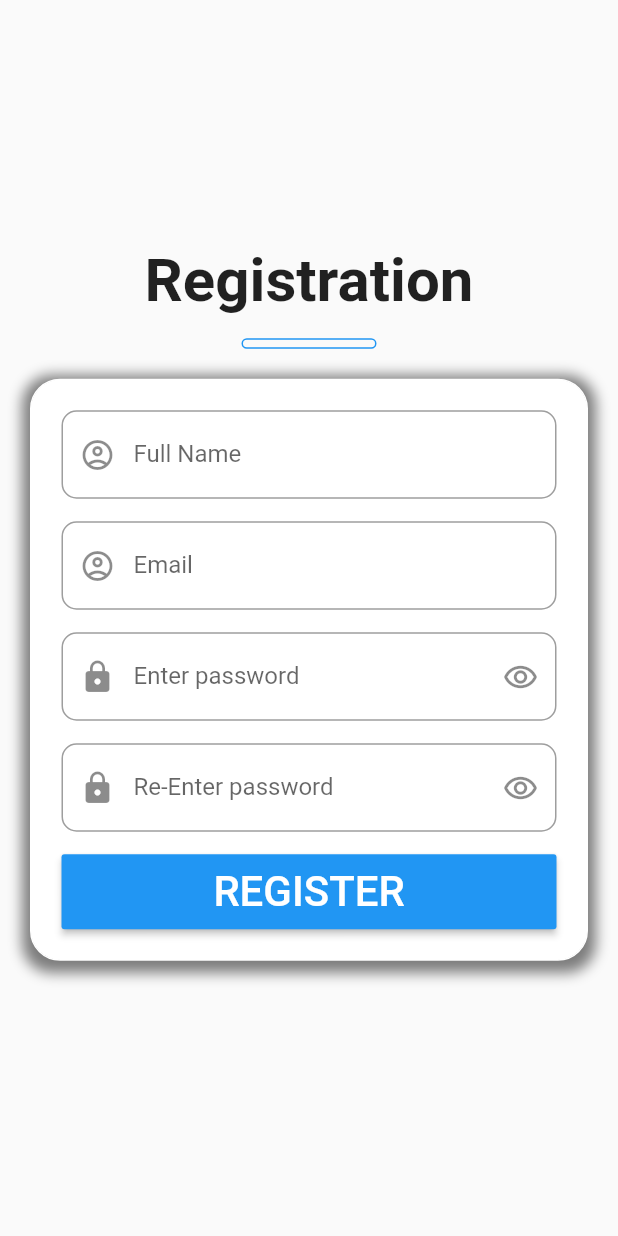
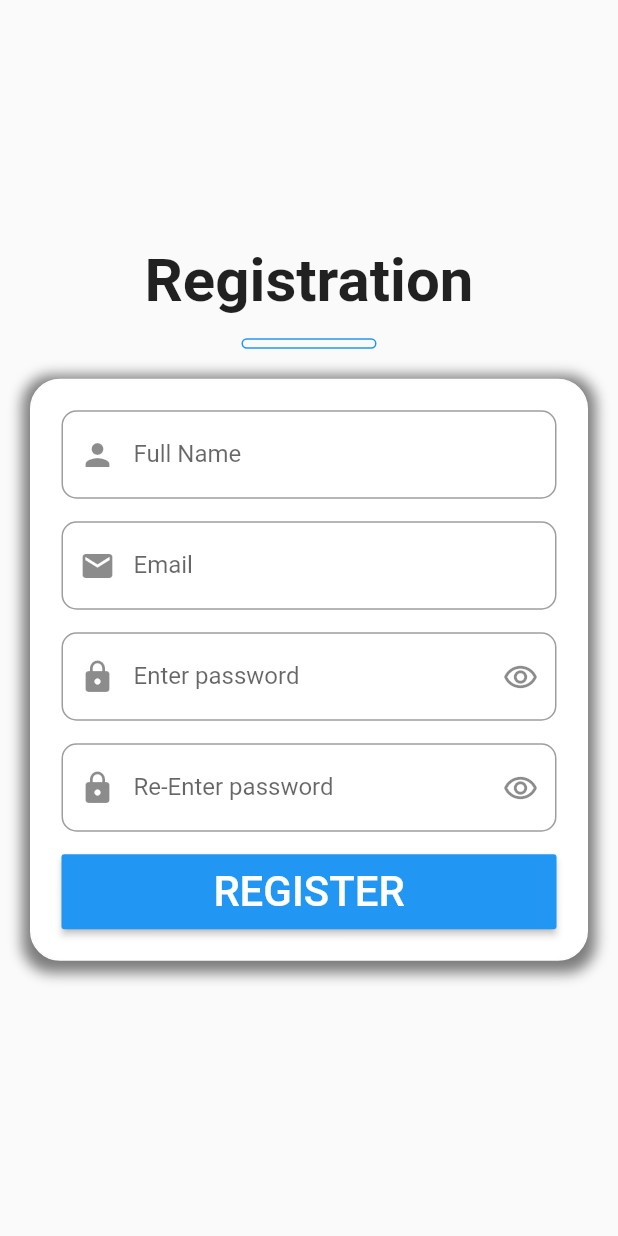
Before and after one commit to AbaNouBHaNi0/avaEvramapp, a Flutter app: the Registration screen opened directly, on a phone screen of 412 x 824 dp. Run offline on Flutter 3.47's test engine with Material 2 defaults, Android fonts, the light colour scheme and no system bars; our stand-ins replace animated_text_kit, cloud_firestore, firebase_auth, firebase_core, get, get_storage and 1 more; accounts and stored records are empty; Roboto replaces fonts that are missing (Timesnewroman).

```diff
--- a/lib/Helper/binding.dart
+++ b/lib/Helper/binding.dart
@@ -1,12 +1,14 @@
 import 'package:auth_with_get/ViewModels/AuthViewModel.dart';
-import 'package:auth_with_get/ViewModels/FireStoreViewModel.dart';
+import 'package:auth_with_get/ViewModels/addUserviewMoudel.dart';
+import 'package:auth_with_get/ViewModels/deleteUserviewModel.dart';
 import 'package:get/get.dart';
 
 class binding extends Bindings{
   @override
   void dependencies() {
    Get.lazyPut(() => AuthViewModel());
-   Get.lazyPut(() => FireStoreViewModel());
+   Get.lazyPut(() => addUserviewModel());
+   Get.lazyPut(() => deleteUserviewModel());
   }
 
 }
--- a/lib/Shared/Components.dart
+++ b/lib/Shared/Components.dart
@@ -1,27 +1,25 @@
 import 'package:flutter/material.dart';
 
 class TEXTINPUTE extends StatelessWidget {
-   TEXTINPUTE({Key? key,   this.Controller, this.Hint, this.Validator , this.textDirection , this.textAlign}) : super(key: key);
+   TEXTINPUTE({Key? key,   this.icon ,required this.keyBoard ,this.Controller, this.Hint, this.Validator , this.textDirection , this.textAlign}) : super(key: key);
 final Controller;
 final Hint;
 final Validator;
 TextDirection? textDirection = TextDirection.ltr;
 TextAlign? textAlign = TextAlign.left;
+IconData? icon = Icons.account_circle_outlined;
+TextInputType keyBoard = TextInputType.emailAddress;
   @override
   Widget build(BuildContext context) {
     return TextFormField(
-
-
       textAlign: textAlign!,
       textDirection: textDirection,
       controller: Controller,
       validator: Validator,
-      keyboardType: TextInputType.emailAddress,
-
+      keyboardType: keyBoard,
       decoration: InputDecoration(
-        prefixIcon: Icon(Icons.account_circle_outlined),
+        prefixIcon: Icon(icon),
         labelText: "$Hint",
-        //icon: Icon(Icons.account_circle_outlined),
         fillColor: Colors.white,
         border: OutlineInputBorder(
           borderRadius: BorderRadius.circular(10),
@@ -57,3 +55,11 @@ Shadow(color)
     offset: const Offset(0, 3), // changes position of shadow
   );
 }
+
+textStyle()
+{
+  return  TextStyle(
+      color: Colors.white,
+      fontSize: 28,
+      fontFamily: "Timesnewroman");
+}
--- a/lib/ViewModels/AuthViewModel.dart
+++ b/lib/ViewModels/AuthViewModel.dart
@@ -10,6 +10,7 @@ import 'package:google_sign_in/google_sign_in.dart';
 final box = GetStorage();
 class AuthViewModel extends GetxController
 {
+  var isPasswordhidden = true.obs;
   GoogleSignIn Inst = GoogleSignIn(scopes: ['email']);
   FirebaseAuth auth = FirebaseAuth.instance;
 
--- a/lib/Views/Content/Golden_badge.dart
+++ b/lib/Views/Content/Golden_badge.dart
@@ -5,6 +5,6 @@ class goldenBadge extends StatelessWidget {
 
   @override
   Widget build(BuildContext context) {
-    return Scaffold(body: Center(child: Text('goldenBadge')),);
+    return const Scaffold(body: Center(child: Text('goldenBadge')),);
   }
 }
--- a/lib/Views/Content/Weakly_Attendance.dart
+++ b/lib/Views/Content/Weakly_Attendance.dart
@@ -5,6 +5,6 @@ class Weakly_Attendace extends StatelessWidget {
 
   @override
   Widget build(BuildContext context) {
-    return Scaffold(body: Center(child: Text(('Weakly_Attendace'),)),);
+    return const Scaffold(body: Center(child: Text(('Weakly_Attendace'),)),);
   }
 }
--- a/lib/Views/authViews/Registration.dart
+++ b/lib/Views/authViews/Registration.dart
@@ -1,6 +1,7 @@
 import 'package:auth_with_get/Shared/Components.dart';
 import 'package:auth_with_get/Views/authViews/loginPage.dart';
 import 'package:flutter/material.dart';
+import 'package:get/get.dart';
 import 'package:get/get_state_manager/src/simple/get_view.dart';
 import '../../ViewModels/AuthViewModel.dart';
 
@@ -58,6 +59,8 @@ class Registration extends GetWidget<AuthViewModel> {
                     child: Column(
                       children: [
                         TEXTINPUTE(
+                          icon: Icons.person,
+                          keyBoard: TextInputType.text,
                           Controller: fullname,
                           textAlign: TextAlign.left,
                           Hint: "Full Name",
@@ -72,6 +75,8 @@ class Registration extends GetWidget<AuthViewModel> {
                           height: 15,
                         ),
                         TEXTINPUTE(
+                          icon: Icons.email,
+                          keyBoard: TextInputType.emailAddress,
                           Controller: emailController,
                           textAlign: TextAlign.left,
                           Hint: "Email",
@@ -85,6 +90,7 @@ class Registration extends GetWidget<AuthViewModel> {
                         const SizedBox(
                           height: 15,
                         ),
+                        Obx(()=>
                            TextFormField(
                             controller: passwordController,
                             validator: (value) {
@@ -95,7 +101,7 @@ class Registration extends GetWidget<AuthViewModel> {
                             },
                             keyboardType: TextInputType.visiblePassword,
                             obscuringCharacter: "*",
-                          obscureText: hide,
+                            obscureText: controller.isPasswordhidden.value,
                             enableSuggestions: false,
                             autocorrect: false,
                             decoration: InputDecoration(
@@ -103,13 +109,8 @@ class Registration extends GetWidget<AuthViewModel> {
                               suffixIcon: IconButton(
                                 icon: const Icon(Icons.remove_red_eye_outlined),
                                 onPressed: () {
-                                // setState(() {
-                                //   if (hide == true) {
-                                //     hide = false;
-                                //   } else {
-                                //     hide = true;
-                                //   }
-                                // });
+                                  controller.isPasswordhidden.value=
+                                  !controller.isPasswordhidden.value;
                                 },
                               ),
                               labelText: "Enter password",
@@ -123,9 +124,11 @@ class Registration extends GetWidget<AuthViewModel> {
                               ),
                             ),
                           ),
+                        ),
                         const SizedBox(
                           height: 15,
                         ),
+                        Obx(()=>
                            TextFormField(
                             validator: (value) {
                               if (value.toString() != passwordController.text ||
@@ -137,7 +140,7 @@ class Registration extends GetWidget<AuthViewModel> {
                             },
                             keyboardType: TextInputType.visiblePassword,
                             obscuringCharacter: "*",
-                          obscureText: hide,
+                            obscureText: controller.isPasswordhidden.value,
                             enableSuggestions: false,
                             autocorrect: false,
                             decoration: InputDecoration(
@@ -145,13 +148,8 @@ class Registration extends GetWidget<AuthViewModel> {
                               suffixIcon: IconButton(
                                 icon: const Icon(Icons.remove_red_eye_outlined),
                                 onPressed: () {
-                                // setState(() {
-                                //   if (hide == true) {
-                                //     hide = false;
-                                //   } else {
-                                //     hide = true;
-                                //   }
-                                // });
+                                  controller.isPasswordhidden.value=
+                                  !controller.isPasswordhidden.value;
                                 },
                               ),
                               labelText: "Re-Enter password",
@@ -162,6 +160,7 @@ class Registration extends GetWidget<AuthViewModel> {
                                 borderSide: const BorderSide(),
 
                                 //fillColor: Colors.green
+                              ),
                             ),
                           ),
                         ),
@@ -181,11 +180,8 @@ class Registration extends GetWidget<AuthViewModel> {
                                     password: passwordController.text);
                               }
                             },
-                            child: const Text("REGISTER",
-                                style: TextStyle(
-                                    color: Colors.white,
-                                    fontSize: 28,
-                                    fontFamily: "Timesnewroman")),
+                            child:  Text("REGISTER",
+                                style: textStyle()),
                           ),
                         )
                       ],
```
Also changed, not shown: lib/ViewModels/FireStoreViewModel.dart (deleted, +0 -36 lines), lib/ViewModels/addUserviewMoudel.dart (added, +52 -0 lines), lib/ViewModels/deleteUserviewModel.dart (added, +50 -0 lines), lib/Views/Content/Add_account_Form.dart (+20 -12 lines), lib/Views/Content/Delete _account.dart (+105 -4 lines), lib/Views/Home_page.dart (+9 -6 lines), lib/Views/authViews/loginPage.dart (+9 -9 lines). Lines whose indentation alone changed are shown as unchanged.
